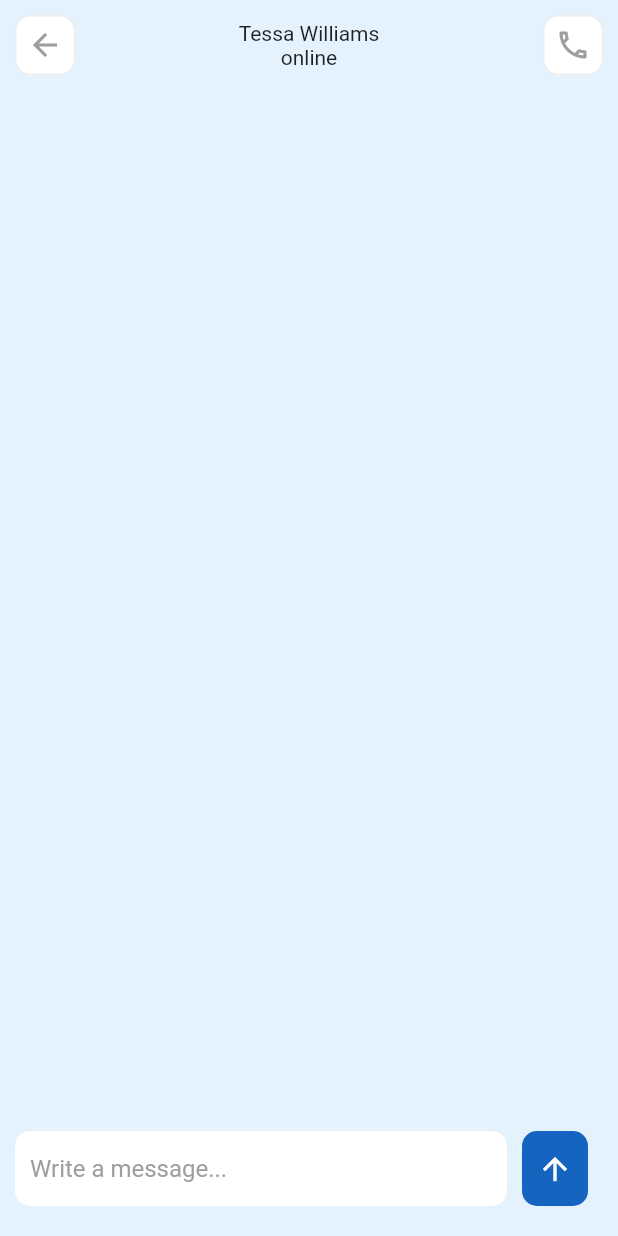
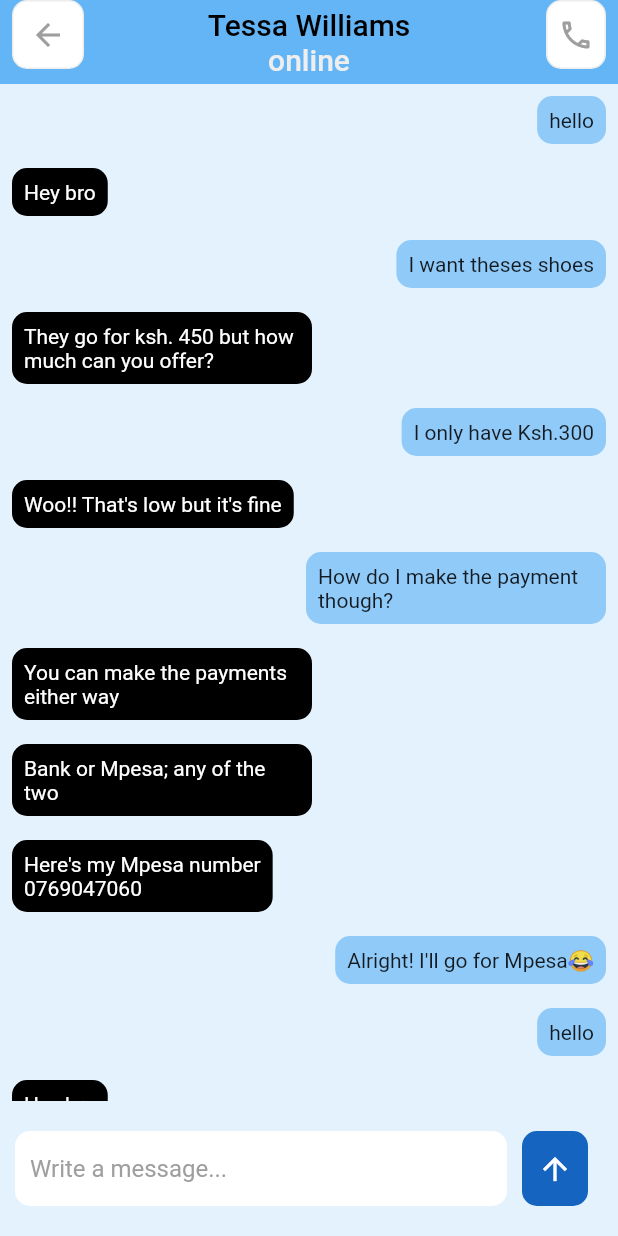
Before and after one commit to johnomeyo/campusMkt, a Flutter app: the ChatPage screen opened directly, on a phone screen of 412 x 824 dp. Run offline on Flutter 3.47's test engine with Material 2 defaults, Android fonts, the light colour scheme and no system bars; our stand-ins replace cloud_firestore, device_preview, firebase_auth, firebase_core, google_fonts, google_nav_bar; accounts and stored records are empty; network calls fail.

Commit message:
added the chart message part

```diff
--- a/lib/main.dart
+++ b/lib/main.dart
@@ -1,5 +1,6 @@
 import 'package:campus_market_place/providers.dart/alpha.dart';
 import 'package:campus_market_place/services/auth_page.dart';
+import 'package:campus_market_place/tabs/favorites.dart';
 import 'package:device_preview/device_preview.dart';
 import 'package:flutter/material.dart';
 import 'package:firebase_core/firebase_core.dart';
@@ -16,6 +17,7 @@ Future <void> main() async {
       enabled: true,
       builder: (context) => MultiProvider(providers: [
       //  ChangeNotifierProvider(create: (context) => UserProvider()),
+       ChangeNotifierProvider(create: (context) => TheIcon()),
        ChangeNotifierProvider(create: (context) => FavIcon()),
       ],
       child: const MyApp()),
--- a/lib/messages/chat.dart
+++ b/lib/messages/chat.dart
@@ -1,4 +1,5 @@
 import 'package:campus_market_place/components/alpha_widgets.dart';
+import 'package:campus_market_place/messages/sent_message.dart';
 import 'package:flutter/material.dart';
 
 class ChatPage extends StatelessWidget {
@@ -8,26 +9,63 @@ class ChatPage extends StatelessWidget {
   Widget build(BuildContext context) {
     return Scaffold(
       backgroundColor: Colors.blue.shade50,
+      appBar: AppBar(
+        backgroundColor: Colors.blue.shade300,
+        elevation: 0,
+        leading: const Padding(
+          padding: EdgeInsets.only(left: 8,bottom: 10),
+          child: MyBackButton(),
+        ),
+        centerTitle: true,
+        title:  Column(
+          crossAxisAlignment: CrossAxisAlignment.center,
+          mainAxisAlignment: MainAxisAlignment.center,
+          children: [
+            const Text(
+              "Tessa Williams",
+              style: TextStyle(color: Colors.black),
+            ),
+            Text(
+              "online",
+              style: TextStyle(color: Colors.grey.shade200,),
+            ),
+          ],
+        ),
+        actions: const [ Padding(
+          padding: EdgeInsets.only(right: 8,bottom: 10),
+          child: CallButton(),
+        ),],
+      ),
       body: const SafeArea(
-        child: Column(
-          children: [
-            Padding(
-              padding: EdgeInsets.all(10.0),
-              child: Row(
-                mainAxisAlignment: MainAxisAlignment.spaceBetween,
-                children: [
-                  MyBackButton(),
-                  Column(
-                    children: [
-                      Text("Tessa Williams"),
-                      Text("online"),
-                    ],
-                  ),
-                  CallButton()
-                ],
-              ),
-            )
-          ],
+        child: SingleChildScrollView(
+          child: Column(
+            children: [
+              SentMessage(text: "hello"),
+              ReceivedMessage(text: "Hey bro"),
+              SentMessage(text: "I want theses shoes"),
+              ReceivedMessage(
+                  text: "They go for ksh. 450 but how much can you offer?"),
+              SentMessage(text: "I only have Ksh.300"),
+              ReceivedMessage(text: "Woo!! That's low but it's fine"),
+              SentMessage(text: "How do I make the payment though?"),
+              ReceivedMessage(text: "You can make the payments either way"),
+              ReceivedMessage(text: "Bank or Mpesa; any of the two"),
+              ReceivedMessage(text: "Here's my Mpesa number\n0769047060"),
+              SentMessage(text: "Alright! I'll go for Mpesa😂"),
+              SentMessage(text: "hello"),
+              ReceivedMessage(text: "Hey bro"),
+              SentMessage(text: "I want theses shoes"),
+              ReceivedMessage(
+                  text: "They go for ksh. 450 but how much can you offer?"),
+              SentMessage(text: "I only have Ksh.300"),
+              ReceivedMessage(text: "Woo!! That's low but it's fine"),
+              SentMessage(text: "How do I make the payment though?"),
+              ReceivedMessage(text: "You can make the payments either way"),
+              ReceivedMessage(text: "Bank or Mpesa; any of the two"),
+              ReceivedMessage(text: "Here's my Mpesa number\n0769047060"),
+              SentMessage(text: "Alright! I'll go for Mpesa😂"),
+            ],
+          ),
         ),
       ),
       bottomNavigationBar: Padding(
@@ -64,7 +102,10 @@ class ChatPage extends StatelessWidget {
                     borderRadius: BorderRadius.circular(10)),
                 child: const Padding(
                   padding: EdgeInsets.all(10.0),
-                  child: Icon(Icons.arrow_upward_sharp,color: Colors.white,),
+                  child: Icon(
+                    Icons.arrow_upward_sharp,
+                    color: Colors.white,
+                  ),
                 ),
               ),
             )
--- /dev/null
+++ b/lib/messages/sent_message.dart
@@ -0,0 +1,61 @@
+import 'package:flutter/material.dart';
+
+class SentMessage extends StatelessWidget {
+  const SentMessage({super.key, required this.text});
+  final String text;
+  @override
+  Widget build(BuildContext context) {
+    return Padding(
+      padding: const EdgeInsets.all(8.0),
+      child: Align(
+        alignment: Alignment.centerRight,
+        child: ConstrainedBox(
+          constraints: const BoxConstraints(
+            maxWidth: 200,
+          ),
+          child: Container(
+            // width: 200,
+            decoration: BoxDecoration(
+              color: Colors.blue.shade200,
+              borderRadius: BorderRadius.circular(10),
+            ),
+            child:  Padding(
+              padding:const EdgeInsets.all(8.0),
+              child: Text(text),
+            ),
+          ),
+        ),
+      ),
+    );
+  }
+}
+class ReceivedMessage extends StatelessWidget {
+  const ReceivedMessage({super.key, required this.text});
+
+   final String text;
+  @override
+  Widget build(BuildContext context) {
+    return Padding(
+      padding: const EdgeInsets.all(8.0),
+      child: Align(
+        alignment: Alignment.centerLeft,
+        child: ConstrainedBox(
+          constraints: const BoxConstraints(
+            maxWidth: 200,
+          ),
+          child: Container(
+            // width: 200,
+            decoration: BoxDecoration(
+              color: Colors.black,
+              borderRadius: BorderRadius.circular(10),
+            ),
+            child:  Padding(
+              padding:const EdgeInsets.all(8.0),
+              child: Text(text,style: const TextStyle(color: Colors.white),),
+            ),
+          ),
+        ),
+      ),
+    );
+  }
+}
--- a/lib/tabs/home.dart
+++ b/lib/tabs/home.dart
@@ -82,6 +82,7 @@ class _HomePageState extends State<HomePage> {
                       gridDelegate:
                           const SliverGridDelegateWithFixedCrossAxisCount(
                               crossAxisCount: 2,
+                              // childAspectRatio: 1/0.5,
                               mainAxisSpacing: 10,
                               crossAxisSpacing: 10),
                       itemBuilder: (context, index) {
--- a/lib/tabs/profile.dart
+++ b/lib/tabs/profile.dart
@@ -117,7 +117,7 @@ class _UserProfileState extends State<UserProfile> {
                       const Spacer(),
                       UserProfileWidgets(
                         icon: Icons.logout,
-                        text: 'Login',
+                        text: 'Log Out',
                         onTap: () {
                           showDialog(
                             context: context,
```
Also changed, not shown: lib/tabs/favorites.dart (+51 -5 lines).
